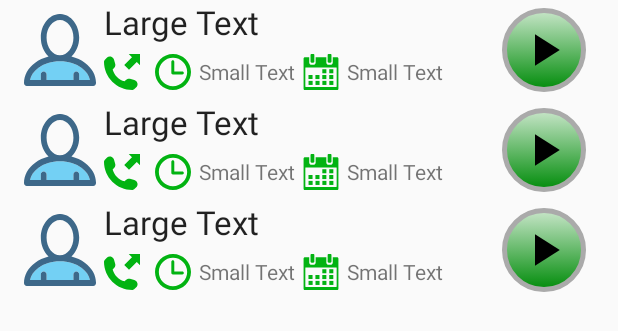
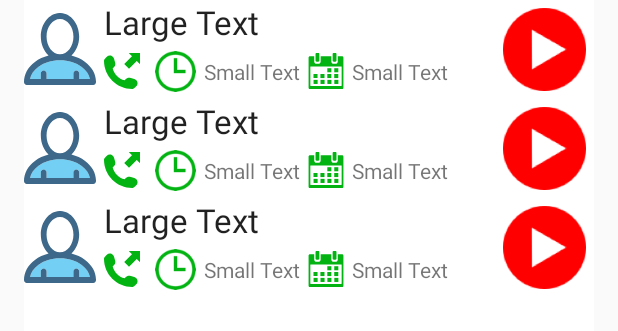
Before and after one commit to DanyaProgrammer666/Callv2, an Android app: the layout fragment_recording_list.xml on its own in the app's theme, with its tools: preview values and no code run, on a phone screen of 412 x 824 dp. Shown: the top 331 px of the screen. Run offline under Robolectric (Android 15) with nearby library versions, the phone set to English and light mode, and no system bars.

Commit message:
button change

```diff
--- a/CallRecorder/CallRecorder-master/app/src/main/res/layout/activity_whitelist.xml
+++ b/CallRecorder/CallRecorder-master/app/src/main/res/layout/activity_whitelist.xml
@@ -18,4 +18,5 @@
         android:layout_alignParentLeft="true"
         android:layout_alignParentStart="true"
         tools:layout="@layout/fragment_whitelist_item" />
+
 </RelativeLayout>
--- a/CallRecorder/CallRecorder-master/app/src/main/res/layout/fragment_recording.xml
+++ b/CallRecorder/CallRecorder-master/app/src/main/res/layout/fragment_recording.xml
@@ -46,7 +46,7 @@
                 android:layout_width="wrap_content"
                 android:layout_height="wrap_content"
                 android:paddingRight="5dp"
-                android:src="@drawable/clock_circular"
+                android:src="@drawable/time_icon"
                 android:tint="@color/colorPrimary" />
 
             <TextView
@@ -82,7 +82,7 @@
         android:layout_width="wrap_content"
         android:layout_height="wrap_content"
         android:layout_margin="5dp"
-        android:background="@drawable/round_button"
-        android:src="@drawable/ic_play_arrow_black_36dp" />
+        android:background="@drawable/play_icon"
+       />
 
 </LinearLayout>
--- a/CallRecorder/CallRecorder-master/app/src/main/res/layout/fragment_recording_list.xml
+++ b/CallRecorder/CallRecorder-master/app/src/main/res/layout/fragment_recording_list.xml
@@ -12,6 +12,7 @@
         android:name="com.jlcsoftware.callrecorder.RecordingFragment"
         android:layout_width="match_parent"
         android:layout_height="match_parent"
+        android:background="@android:color/background_light"
         app:layoutManager="LinearLayoutManager"
         tools:context="com.jlcsoftware.callrecorder.RecordingFragment"
         tools:listitem="@layout/fragment_recording" />
--- a/CallRecorder/CallRecorder-master/app/src/main/res/values/colors.xml
+++ b/CallRecorder/CallRecorder-master/app/src/main/res/values/colors.xml
@@ -34,6 +34,8 @@
 
     <color name="switch_on">@color/colorEdgeEffect</color>
 
+    <color name= "gg">#FF0301</color>
+
 <!--
     <color name="pressed_color">#FF5722</color>
     <color name="selected_color">#9C27B0</color>
```
Also changed, not shown: CallRecorder/CallRecorder-master/app/src/main/java/com/jlcsoftware/callrecorder/MainActivity.java (+3 -13 lines), CallRecorder/CallRecorder-master/app/src/main/res/drawable-hdpi/switch_off.9.png (deleted), CallRecorder/CallRecorder-master/app/src/main/res/drawable-hdpi/switch_on.9.png (deleted), CallRecorder/CallRecorder-master/app/src/main/res/drawable-xhdpi/play_icon.png (added), CallRecorder/CallRecorder-master/app/src/main/res/drawable-xhdpi/time_icon.png (added).
